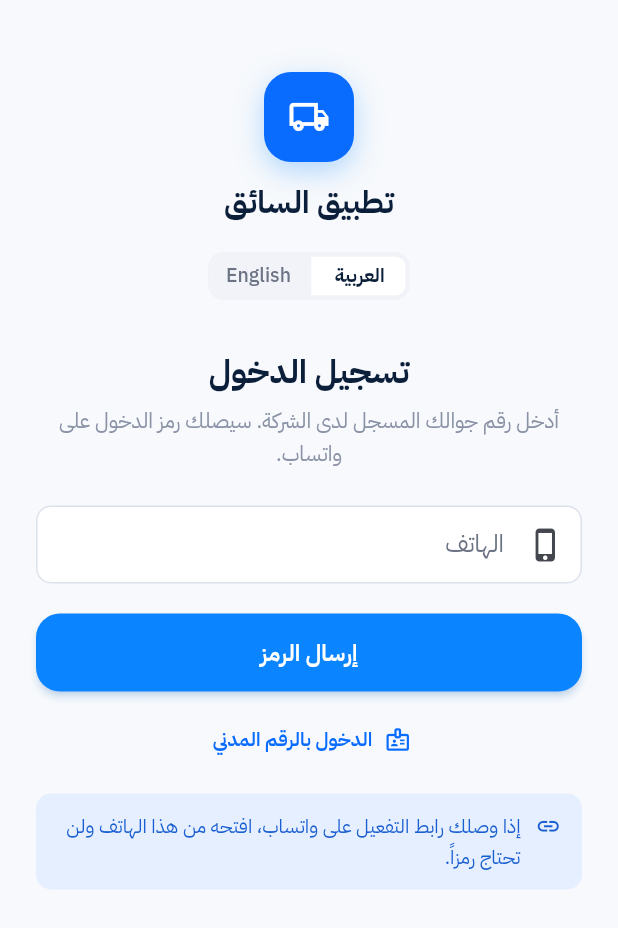
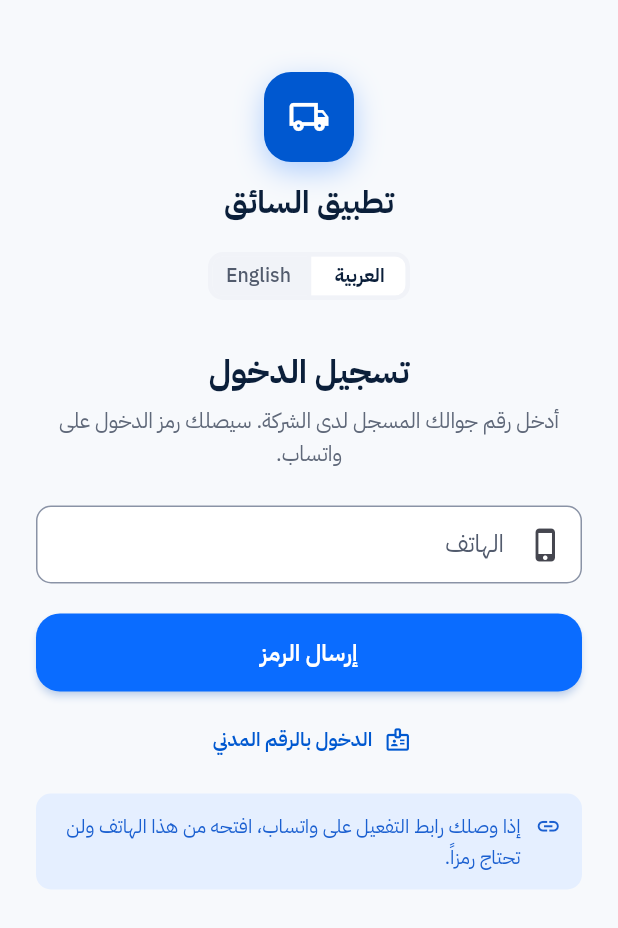
Before and after one commit to ammarnabileg/fleet, a Flutter app: the screen it shows after launch, after a tap on "العربية", on a phone screen of 412 x 824 dp. Shown: the top 928 px of the screen. Run offline on Flutter 3.47's test engine with Material 3 defaults, Android fonts, the phone set to English and light mode, and no system bars; our stand-ins replace app_links, battery_plus, camera, device_info_plus, firebase_core, firebase_messaging and 5 more; missing offline and left inert: flutter_background_service; accounts and stored records are empty; network calls fail.

Commit message:
Accessibility: AA contrast, touch targets, keyboard tabs, kept form input
- tokens: every text colour >= 4.5:1 and every control outline/focus ring >= 3:1 in light and
  dark (primary is the logo blue #0A6CFF; solid success/danger fills for white text; muted,
  text-3, status texts; control border); measured from tokens.css, 24 failing pairs -> 0
- touch targets ~44px under (pointer: coarse) only, 16px field text against iOS zoom
- visible keyboard focus: menu items, tabs inside scrolling bars, chart bars; photo
  thumbnails are buttons
- BT.tabs: aria-selected and roving tabindex from the first draw, arrow keys (RTL aware),
  Home/End, tab <-> tabpanel linkage after every render; cash and maintenance keep the tab
  in the URL
- self-registration settings chosen by name (document types, photo positions) instead of
  typing residence, driving_license...
- phone, IBAN, civil ID, plate, VIN, user name, references typed left to right
- a form with typed input is not closed by a tap beside it, and survives an expired
  session: no jump to the sign-in page, sign in in another tab, save again
- driver app theme: same contrast values, field outlines, 48px bell target

Co-Authored-By: Claude Opus 5.5 <noreply@anthropic.com>
Claude-Session: https://claude.ai/code/session_01FvTvKHo4b9StUPvcgHgJbT

```diff
--- a/driver_app/lib/ui/theme.dart
+++ b/driver_app/lib/ui/theme.dart
@@ -1,10 +1,12 @@
 import 'package:flutter/material.dart';
 
 /// The driver app's identity, from its design (web/public/driver.html: assets/css/tokens.css, driver.css).
-/// success, warning and danger are the readable text shades; the bright fills are their *Fill.
+/// success, warning and danger are the readable text shades; *Fill the solid colours (white text on them ≥ 4.5:1,
+/// warningFill only behind no text). Every text colour here reads ≥ 4.5:1 on the light surfaces (WCAG AA), as on the
+/// panel (tokens.css); faint is for icons only (≥ 3:1).
 class AppColors {
-  static const primary = Color(0xFF0A84FF);
-  static const primaryStrong = Color(0xFF0A6CFF);
+  static const primary = Color(0xFF0A6CFF);
+  static const primaryStrong = Color(0xFF0058D0);
   static const primarySoft = Color(0xFFE4EEFF);
   static const primarySofter = Color(0xFFF1F6FF);
   static const bg = Color(0xFFF7F9FC);
@@ -13,20 +15,21 @@ class AppColors {
   static const sunken = Color(0xFFF4F7FB);
   static const text = Color(0xFF0B1F3A);
   static const text2 = Color(0xFF3A4254);
-  static const text3 = Color(0xFF6B7385);
-  static const muted = Color(0xFF8A93A6);
-  static const faint = Color(0xFF9AA3B5);
+  static const text3 = Color(0xFF525B6D);
+  static const muted = Color(0xFF5F6879);
+  static const faint = Color(0xFF8790A3);
   static const border = Color(0xFFECEFF4);
   static const borderStrong = Color(0xFFDCE2EC);
+  static const controlBorder = Color(0xFF8A93A6); // a field's outline: ≥ 3:1 so the field is seen
   static const divider = Color(0xFFF2F4F8);
-  static const success = Color(0xFF1E8E3E);
-  static const successFill = Color(0xFF28A745);
+  static const success = Color(0xFF177A35);
+  static const successFill = Color(0xFF1E7F36);
   static const successSoft = Color(0xFFE2F5E7);
-  static const warning = Color(0xFFB85F00);
-  static const warningFill = Color(0xFFFF9F0A);
+  static const warning = Color(0xFF9A4D00);
+  static const warningFill = Color(0xFFD97A00);
   static const warningSoft = Color(0xFFFFF0DA);
-  static const danger = Color(0xFFD12F2F);
-  static const dangerFill = Color(0xFFFF3B30);
+  static const danger = Color(0xFFB8261F);
+  static const dangerFill = Color(0xFFD02B20);
   static const dangerSoft = Color(0xFFFDE6E6);
   static const info = Color(0xFF1A5FD0);
   static const infoSoft = Color(0xFFE5EFFF);
@@ -97,15 +100,15 @@ ThemeData appTheme() {
     inputDecorationTheme: InputDecorationTheme(
       filled: true,
       fillColor: AppColors.surface,
-      border: field(AppColors.borderStrong),
-      enabledBorder: field(AppColors.borderStrong),
+      border: field(AppColors.controlBorder),
+      enabledBorder: field(AppColors.controlBorder),
       focusedBorder: field(AppColors.primary, 1.5),
       errorBorder: field(AppColors.danger),
       focusedErrorBorder: field(AppColors.danger, 1.5),
       contentPadding: const EdgeInsets.symmetric(horizontal: 14, vertical: 14),
       labelStyle: const TextStyle(color: AppColors.text3),
       floatingLabelStyle: const TextStyle(color: AppColors.primaryStrong, fontWeight: FontWeight.w600),
-      hintStyle: const TextStyle(color: AppColors.faint),
+      hintStyle: const TextStyle(color: AppColors.muted),
       helperStyle: const TextStyle(color: AppColors.muted, fontSize: 11.5),
       errorStyle: const TextStyle(color: AppColors.danger, fontSize: 11.5),
     ),
@@ -179,7 +182,7 @@ ThemeData appTheme() {
     ),
     switchTheme: SwitchThemeData(
       trackColor: WidgetStateProperty.resolveWith(
-        (s) => s.contains(WidgetState.selected) ? AppColors.successFill : AppColors.borderStrong,
+        (s) => s.contains(WidgetState.selected) ? AppColors.successFill : AppColors.controlBorder,
       ),
       thumbColor: const WidgetStatePropertyAll(Colors.white),
       trackOutlineColor: const WidgetStatePropertyAll(Colors.transparent),
```
Also changed, not shown: driver_app/lib/ui/screens/home.dart (+12 -1 lines), driver_app/lib/ui/widgets/common.dart (+7 -6 lines), 12 other files.
